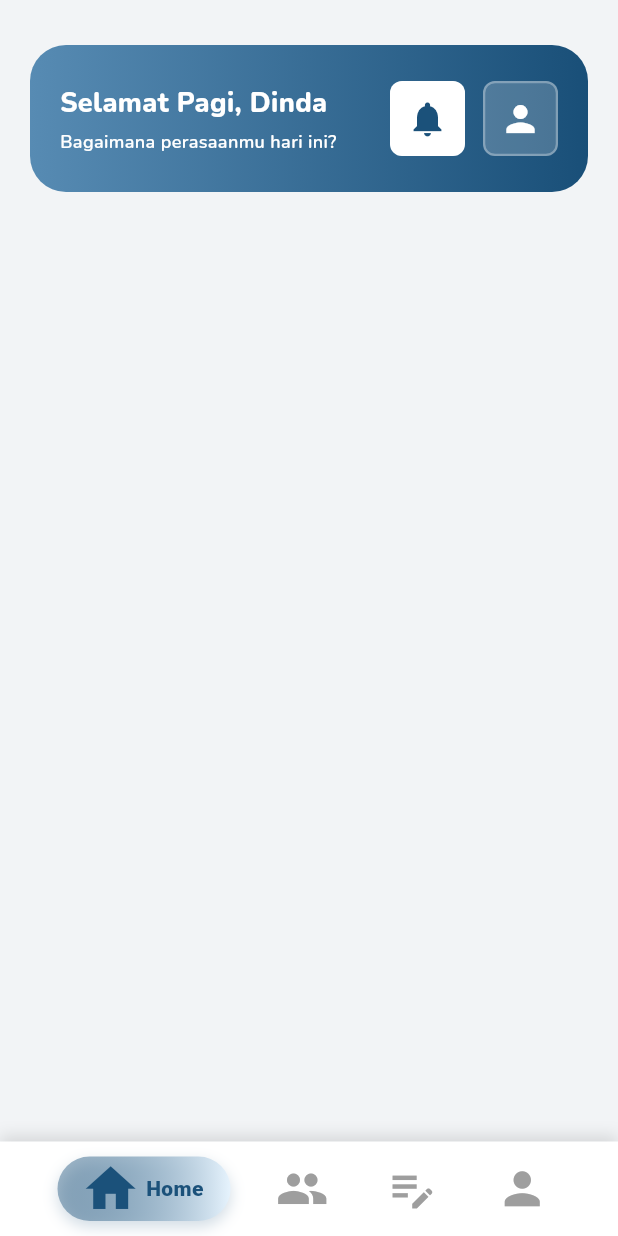
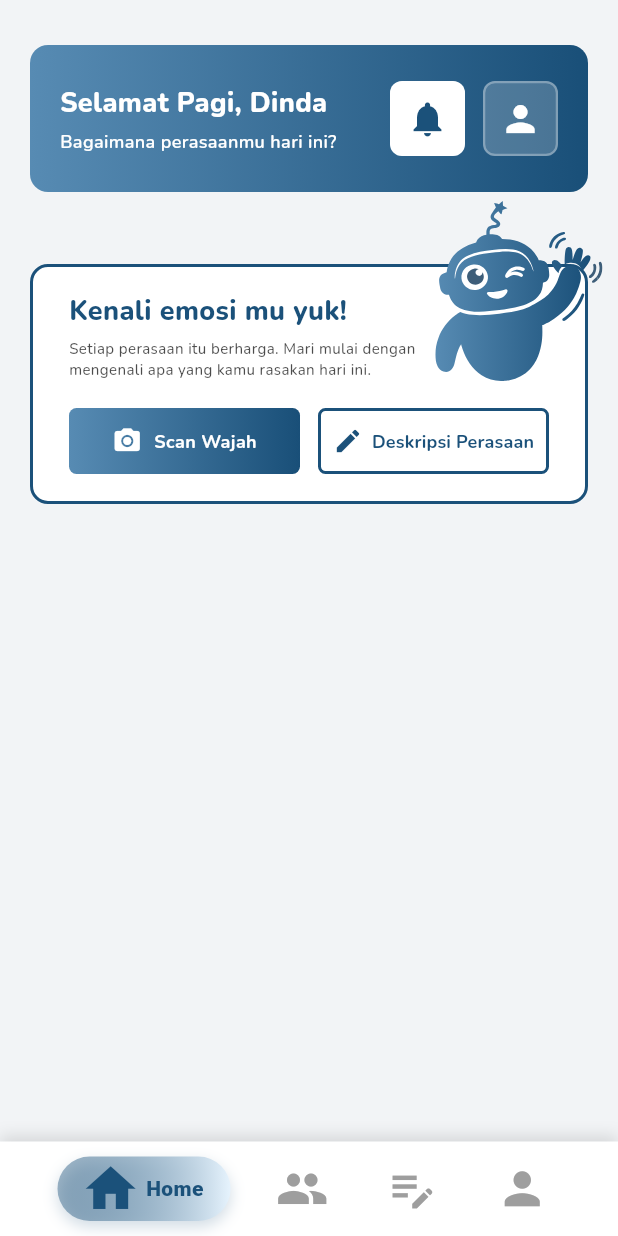
Before and after one commit to faradisyulianto20/partner, a Flutter app: the InputDataPage screen opened by its route, after a tap on "Daftar", on a phone screen of 412 x 824 dp. Run offline on Flutter 3.47's test engine with Material 3 defaults, Android fonts, the phone set to English and light mode, and no system bars; our stand-ins replace camera, flutter_svg, go_router, google_fonts, image_picker.

Commit message:
feat: add cta widget

```diff
--- a/lib/pages/home/home_page.dart
+++ b/lib/pages/home/home_page.dart
@@ -1,5 +1,7 @@
 import 'package:flutter/material.dart';
+
 import 'package:hackathon/widgets/home/home_header.dart';
+import 'package:hackathon/widgets/home/home_cta.dart';
 
 class HomePage extends StatefulWidget {
   const HomePage({super.key});
@@ -23,6 +25,8 @@ class _HomePageState extends State<HomePage> {
             },
           ),
           const SizedBox(height: 20),
+          const HomeCTA(),
+          const SizedBox(height: 20),
           Padding(
             padding: const EdgeInsets.symmetric(horizontal: 20),
             child: Column(
--- a/lib/widgets/common/navbar.dart
+++ b/lib/widgets/common/navbar.dart
@@ -76,7 +76,7 @@ class NavBar extends StatelessWidget {
                   ),
                   boxShadow: [
                     BoxShadow(
-                      color: const Color(0xFF1B517A).withOpacity(0.2),
+                      color: const Color(0xFF1B517A).withValues(alpha: 0.2),
                       blurRadius: 8,
                       offset: const Offset(0, 4),
                     ),
--- /dev/null
+++ b/lib/widgets/home/home_cta.dart
@@ -0,0 +1,194 @@
+import 'package:flutter/material.dart';
+import 'package:flutter_svg/flutter_svg.dart';
+import 'package:google_fonts/google_fonts.dart';
+
+class HomeCTA extends StatefulWidget {
+  const HomeCTA({super.key});
+
+  @override
+  State<HomeCTA> createState() => _HomeCTAState();
+}
+
+class _HomeCTAState extends State<HomeCTA> {
+  // Vertical gradient
+  final LinearGradient verticalGradient = const LinearGradient(
+    begin: Alignment.topCenter,
+    end: Alignment.bottomCenter,
+    colors: [
+      Color(0xFF578BB3),
+      Color(0xFF194F78),
+    ],
+  );
+
+  final LinearGradient horizontalGradient = const LinearGradient(
+    begin: Alignment.centerLeft,
+    end: Alignment.centerRight,
+    colors: [
+      Color(0xFF578BB3),
+      Color(0xFF194F78),
+    ],
+  );
+
+  @override
+  Widget build(BuildContext context) {
+    return Container(
+      margin: const EdgeInsets.only(top: 28),
+      width: double.infinity,
+      decoration: BoxDecoration(
+        color: Colors.white,
+        borderRadius: BorderRadius.circular(12),
+        border: Border.all(
+          color: const Color(0xFF1B517A),
+          width: 2,
+        ),
+      ),
+      child: SingleChildScrollView(
+        padding: const EdgeInsets.symmetric(vertical: 16, horizontal: 24),
+        child: Column(
+          mainAxisSize: MainAxisSize.min,
+          children: [
+            // Mascot SVG
+            Stack(
+              clipBehavior: Clip.none,
+              children: [
+                Expanded(
+                  child: Column(
+                    crossAxisAlignment: CrossAxisAlignment.start,
+                    children: [
+                      Text(
+                        'Kenali emosi mu yuk!',
+                        style: GoogleFonts.nunito(
+                          fontSize: 18,
+                          fontWeight: FontWeight.w800,
+                          color: const Color(0xFF1B517A),
+                        ),
+                        textAlign: TextAlign.left,
+                        maxLines: 2,
+                        overflow: TextOverflow.ellipsis,
+                      ),
+                      const SizedBox(height: 6),
+                      // Subtitle
+                      Align(
+                        alignment: Alignment.centerLeft, // Agar teks tetap rata kiri meski lebarnya cuma 75%
+                        child: FractionallySizedBox(
+                          widthFactor: 0.75, // Ini adalah 75%
+                          child: Text(
+                            'Setiap perasaan itu berharga. Mari mulai dengan mengenali apa yang kamu rasakan hari ini.',
+                            style: GoogleFonts.nunito(
+                              fontSize: 10,
+                              fontWeight: FontWeight.w500,
+                              color: Colors.black87.withValues(alpha: 0.7),
+                            ),
+                            textAlign: TextAlign.left,
+                            maxLines: 3,
+                            overflow: TextOverflow.ellipsis,
+                          ),
+                        ),
+                      )
+                    ],
+                  ),
+                ),
+                Positioned(
+                  top: -60,
+                  right: -40,
+                  child: SvgPicture.asset(
+                    'assets/img/mascot.svg',
+                    width: 120,
+                    height: 120,
+                    fit: BoxFit.contain,
+                    placeholderBuilder: (context) => Container(
+                      width: 120,
+                      height: 120,
+                    ),
+                  ),
+                ),
+              ],
+            ),
+            // Title
+
+            const SizedBox(height: 16),
+
+            Row(
+              children: [
+                Expanded(
+                  child: Container(
+                      alignment: Alignment.center,
+                      decoration: BoxDecoration(
+                        gradient: horizontalGradient,
+                        borderRadius: BorderRadius.circular(5),
+                      ),
+                      padding: const EdgeInsets.symmetric(vertical: 12),
+                      child: Row(
+                        mainAxisAlignment: MainAxisAlignment.center,
+                        children: [
+                        const Icon(
+                          Icons.camera_alt,
+                          color: Colors.white,
+                          size: 20,
+                        ),
+                        const SizedBox(width: 8),
+                        Flexible(
+                          child: Text(
+                            'Scan Wajah',
+                            style: GoogleFonts.nunito(
+                              fontSize: 12,
+                              fontWeight: FontWeight.w700,
+                              color: Colors.white,
+                              ),
+                            overflow: TextOverflow.ellipsis,
+                            ),
+                          ),
+                        ],
+                      ),
+                    ),
+                  ),
+                const SizedBox(width: 12),
+                // Deskripsi Perasaan Button
+                Expanded(
+                child: OutlinedButton(
+                    onPressed: () {
+                      // TODO: Navigate to feeling description
+                    },
+                    style: OutlinedButton.styleFrom(
+                      side: const BorderSide(
+                        color: Color(0xFF1B517A),
+                        width: 2,
+                      ),
+                      shape: RoundedRectangleBorder(
+                        borderRadius: BorderRadius.circular(5),
+                      ),
+                      padding: const EdgeInsets.symmetric(horizontal: 8, vertical: 12),
+                    ),
+                    child: Row(
+                      mainAxisAlignment: MainAxisAlignment.center,
+                      mainAxisSize: MainAxisSize.min,
+                      children: [
+                        const Icon(
+                          Icons.edit,
+                          color: Color(0xFF1B517A),
+                          size: 20,
+                        ),
+                        const SizedBox(width: 6),
+                        Flexible(
+                          child: Text(
+                            'Deskripsi Perasaan',
+                            style: GoogleFonts.nunito(
+                              fontSize: 12,
+                              fontWeight: FontWeight.w700,
+                              color: Color(0xFF1B517A),
+                            ),
+                            overflow: TextOverflow.ellipsis,
+                          ),
+                        ),
+                      ],
+                    ),
+                  ),
+                ),
+              ],
+          ),
+        ]
+        )
+      )
+    );
+  }
+}
--- a/lib/widgets/home/home_header.dart
+++ b/lib/widgets/home/home_header.dart
@@ -27,7 +27,7 @@ class HomeHeader extends StatelessWidget {
     return Container(
       decoration: BoxDecoration(
         gradient: horizontalGradient,
-        borderRadius: BorderRadius.circular(24),
+        borderRadius: BorderRadius.circular(12),
       ),
       padding: const EdgeInsets.symmetric(horizontal: 20, vertical: 24),
       child: Column(
--- a/pubspec.yaml
+++ b/pubspec.yaml
@@ -77,6 +77,7 @@ flutter:
     - assets/img/doctor1.png
     - assets/img/logo-partner.svg
     - assets/img/google-icon.svg
+    - assets/img/mascot.svg
 
   # An image asset can refer to one or more resolution-specific "variants", see
   # https://flutter.dev/to/resolution-aware-images
```
Also changed, not shown: assets/img/mascot.svg (added).
